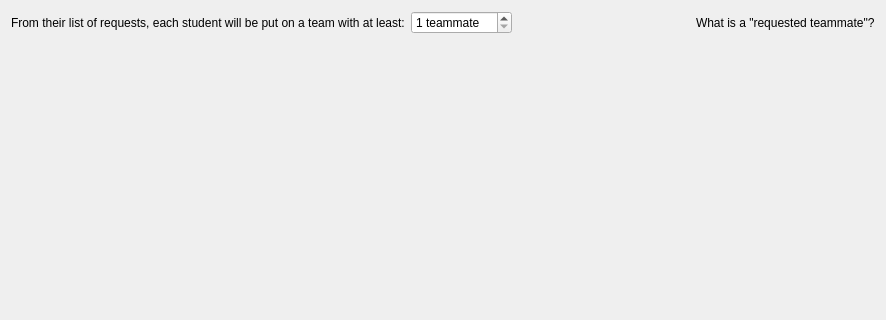
Above: dialogs/teammatesRulesDialog.ui from gruepr/gruepr before the change; both pictures show x 0 to 886 and y 0 to 320 of the 886 by 724 pixel window. Below: the same form after it.
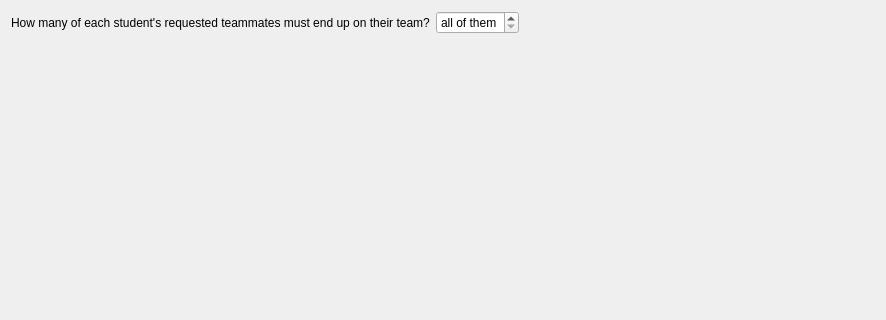
That is the form after the change. Icons and pictures are not drawn. Custom widgets are drawn as their Qt base class.

Commit message: Unified "required" and "requested" teammates

```diff
--- a/dialogs/teammatesRulesDialog.ui
+++ b/dialogs/teammatesRulesDialog.ui
@@ -32,23 +32,23 @@
      <item alignment="Qt::AlignmentFlag::AlignLeft">
       <widget class="QLabel" name="requested_numRequestsExplanation">
        <property name="text">
-        <string>From their list of requests, each student will be put on a team with at least:</string>
+        <string>How many of each student's requested teammates must end up on their team?</string>
        </property>
       </widget>
      </item>
      <item alignment="Qt::AlignmentFlag::AlignLeft">
-      <widget class="QSpinBox" name="requested_numRequestsSpinBox">
-       <property name="suffix">
-        <string> teammate </string>
+      <widget class="QSpinBox" name="numRequestsGrantedSpinBox">
+       <property name="specialValueText">
+        <string>all of them</string>
+       </property>
+       <property name="prefix">
+        <string>at least </string>
        </property>
        <property name="minimum">
-        <number>1</number>
-       </property>
-       <property name="maximum">
-        <number>10</number>
+        <number>0</number>
        </property>
        <property name="value">
-        <number>1</number>
+        <number>0</number>
        </property>
       </widget>
      </item>
@@ -65,20 +65,6 @@
        </property>
       </spacer>
      </item>
-     <item>
-      <widget class="LabelWithInstantTooltip" name="requested_lightbulb">
-       <property name="pixmap">
-        <pixmap resource="../gruepr.qrc">:/icons_new/lightbulb.png</pixmap>
-       </property>
-      </widget>
-     </item>
-     <item>
-      <widget class="LabelWithInstantTooltip" name="requested_whatsThisLabel">
-       <property name="text">
-        <string>What is a &quot;requested teammate&quot;?</string>
-       </property>
-      </widget>
-     </item>
     </layout>
    </item>
    <item row="1" column="0">
@@ -189,16 +175,7 @@
    </item>
   </layout>
  </widget>
- <customwidgets>
-  <customwidget>
-   <class>LabelWithInstantTooltip</class>
-   <extends>QLabel</extends>
-   <header>widgets/labelWithInstantTooltip.h</header>
-  </customwidget>
- </customwidgets>
- <resources>
-  <include location="../gruepr.qrc"/>
- </resources>
+ <resources/>
  <connections>
   <connection>
    <sender>buttonBox</sender>
```
Left out of the diff: 4 changed lines with no effect on the pictures. The commit also changes 15 other files.
